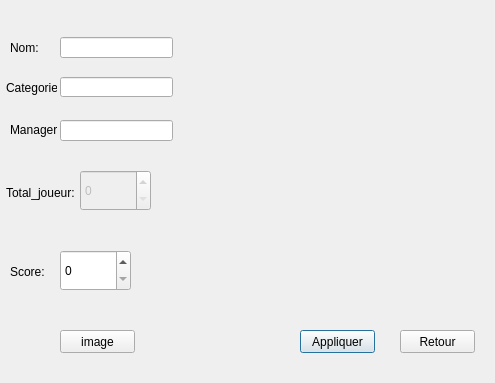
TheRealSumpark/QT_Project, file Sportify/ajouter_equipe.ui: the form before one commit.
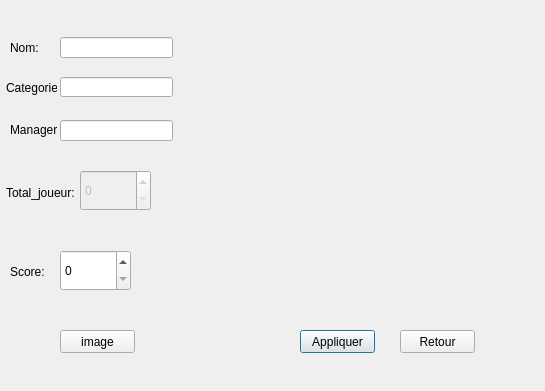
The form after the commit.

```diff
--- a/Sportify/ajouter_equipe.ui
+++ b/Sportify/ajouter_equipe.ui
@@ -6,8 +6,8 @@
    <rect>
     <x>0</x>
     <y>0</y>
-    <width>495</width>
-    <height>383</height>
+    <width>545</width>
+    <height>391</height>
    </rect>
   </property>
   <property name="windowTitle">
@@ -96,7 +96,7 @@
     <rect>
      <x>0</x>
      <y>0</y>
-     <width>501</width>
+     <width>551</width>
      <height>391</height>
     </rect>
    </property>
```
Left out of the diff: 70 changed lines with no effect on the pictures.
